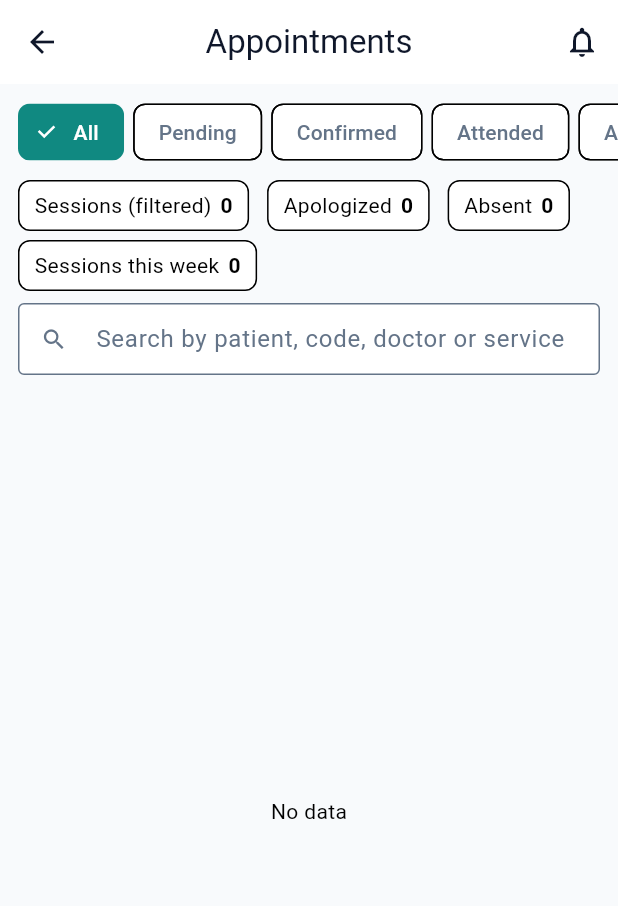
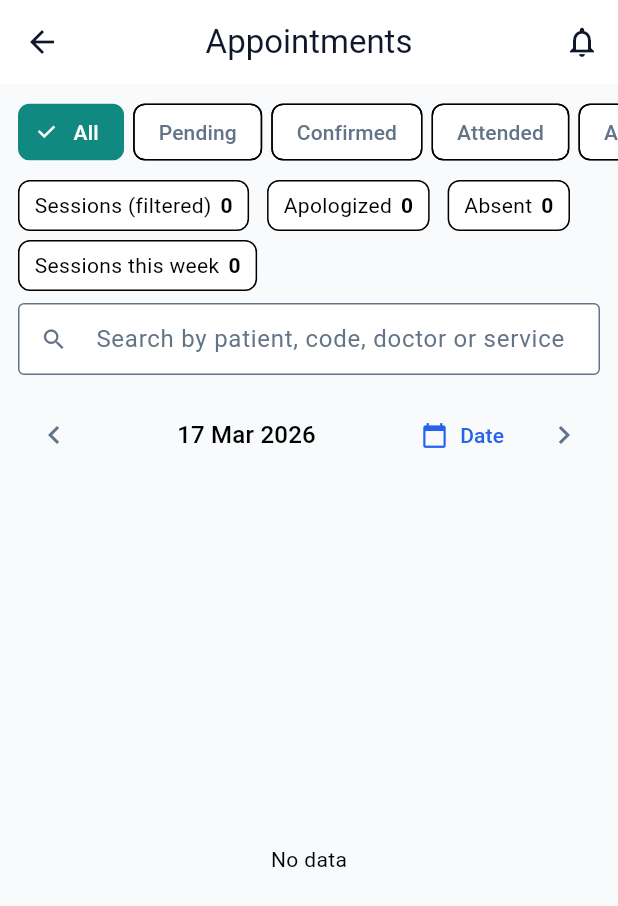
Before and after one commit to faroukahmed74/awda_center, a Flutter app: the AppointmentsScreen screen opened by its route, on a phone screen of 412 x 824 dp. Shown: the top 906 px of the screen. Run offline on Flutter 3.47's test engine with Material 3 defaults, Android fonts, the phone set to English and light mode, and no system bars; our stand-ins replace cloud_firestore, cloud_functions, file_picker, firebase_auth, firebase_core, firebase_messaging and 10 more; missing offline and left inert: dart:html, excel; accounts and stored records are empty; generated files the repository leaves out were written again; project files that could hold a hidden picture were left out.

Commit message:
v1.0.13: list view date nav, remove cancel from menu, unlink package when not attended
Made-with: Cursor

```diff
--- a/lib/screens/appointments/appointments_screen.dart
+++ b/lib/screens/appointments/appointments_screen.dart
@@ -586,6 +586,62 @@ class _AppointmentsScreenState extends State<AppointmentsScreen> {
     );
   }
 
+  /// Prev/next day row for list view (same UX as schedule view). Uses [_filterDay]; null means today.
+  Widget _buildListViewModelDateNavigator(BuildContext context, AppLocalizations l10n) {
+    final effectiveDate = _filterDay ?? DateTime.now();
+    return Padding(
+      padding: const EdgeInsets.symmetric(horizontal: 12, vertical: 8),
+      child: Row(
+        children: [
+          IconButton(
+            icon: const Icon(Icons.chevron_left),
+            onPressed: () => setState(() {
+              final d = effectiveDate.subtract(const Duration(days: 1));
+              _filterDay = d;
+              _filterMonth = null;
+              _filterYear = null;
+            }),
+            tooltip: l10n.previousDay,
+          ),
+          Expanded(
+            child: Text(
+              AppDateFormat.mediumDate().format(effectiveDate),
+              style: Theme.of(context).textTheme.titleMedium,
+              textAlign: TextAlign.center,
+            ),
+          ),
+          TextButton.icon(
+            icon: const Icon(Icons.calendar_today, size: 18),
+            label: Text(l10n.date),
+            onPressed: () async {
+              final d = await showDatePicker(
+                context: context,
+                initialDate: effectiveDate,
+                firstDate: DateTime.now().subtract(const Duration(days: 365)),
+                lastDate: DateTime.now().add(const Duration(days: 365)),
+              );
+              if (d != null) setState(() {
+                _filterDay = d;
+                _filterMonth = null;
+                _filterYear = null;
+              });
+            },
+          ),
+          IconButton(
+            icon: const Icon(Icons.chevron_right),
+            onPressed: () => setState(() {
+              final d = effectiveDate.add(const Duration(days: 1));
+              _filterDay = d;
+              _filterMonth = null;
+              _filterYear = null;
+            }),
+            tooltip: l10n.nextDay,
+          ),
+        ],
+      ),
+    );
+  }
+
   Widget _scheduleHeaderCell(BuildContext context, String label) {
     return SizedBox(
       height: 56,
@@ -1025,12 +1081,17 @@ class _AppointmentsScreenState extends State<AppointmentsScreen> {
             ),
             Expanded(
               child: _loading
-            ? const Center(child: CircularProgressIndicator())
+                  ? const Center(child: CircularProgressIndicator())
                   : _scheduleView
                       ? _buildScheduleView(context, cache, l10n, auth, canUpdate)
-                          : _displayList(cache).isEmpty
-                ? Center(child: Text(l10n.noData))
-                : RefreshIndicator(
+                      : Column(
+                          crossAxisAlignment: CrossAxisAlignment.stretch,
+                          children: [
+                            _buildListViewModelDateNavigator(context, l10n),
+                            Expanded(
+                              child: _displayList(cache).isEmpty
+                                  ? Center(child: Text(l10n.noData))
+                                  : RefreshIndicator(
                     onRefresh: () async {
                       _subscription?.cancel();
                       _startAppointmentsStream();
@@ -1129,11 +1190,6 @@ class _AppointmentsScreenState extends State<AppointmentsScreen> {
                                         _logAppointmentAction(context, 'appointment_completed', a, AppointmentStatus.completed);
                                         _notifyAppointmentStatusChange(a);
                                         _checkPackageCompleted(a, l10n);
-                                      } else if (v == 'cancelled') {
-                                        await _firestore.updateAppointmentStatus(a.id, AppointmentStatus.cancelled);
-                                        _updateListAfterChange(a.id, newStatus: AppointmentStatus.cancelled);
-                                        _logAppointmentAction(context, 'appointment_cancelled', a, AppointmentStatus.cancelled);
-                                        _notifyAppointmentStatusChange(a);
                                       } else if (v == 'absentWithCause') {
                                         await _firestore.updateAppointmentStatus(a.id, AppointmentStatus.absentWithCause);
                                         _updateListAfterChange(a.id, newStatus: AppointmentStatus.absentWithCause);
@@ -1170,7 +1226,6 @@ class _AppointmentsScreenState extends State<AppointmentsScreen> {
                                       if (a.status != AppointmentStatus.completed && a.status != AppointmentStatus.cancelled) ...[
                                         PopupMenuItem(value: 'confirmed', child: Text(l10n.confirmed)),
                                         PopupMenuItem(value: 'completed', child: Text(l10n.attended)),
-                                        PopupMenuItem(value: 'cancelled', child: Text(l10n.cancelled)),
                                         PopupMenuItem(value: 'absentWithCause', child: Text(l10n.apologized)),
                                         PopupMenuItem(value: 'absentWithoutCause', child: Text(l10n.absent)),
                                       ],
@@ -1185,6 +1240,9 @@ class _AppointmentsScreenState extends State<AppointmentsScreen> {
                       },
                     ),
                   ),
+                ),
+              ],
+            ),
             ),
           ],
         ),
--- a/pubspec.yaml
+++ b/pubspec.yaml
@@ -16,7 +16,7 @@ publish_to: 'none' # Remove this line if you wish to publish to pub.dev
 # https://developer.apple.com/library/archive/documentation/General/Reference/InfoPlistKeyReference/Articles/CoreFoundationKeys.html
 # In Windows, build-name is used as the major, minor, and patch parts
 # of the product and file versions while build-number is used as the build suffix.
-version: 1.0.12+1
+version: 1.0.13+1
 
 environment:
   sdk: ^3.9.0
```
Also changed, not shown: lib/services/firestore_service.dart (+8 -2 lines).
